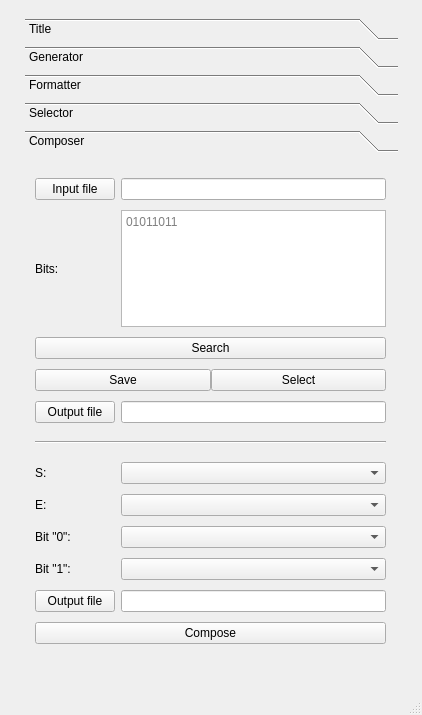
This is form.ui in miskiewiczm/dna_bits as Qt 5 draws it before an edit. The edited form follows.
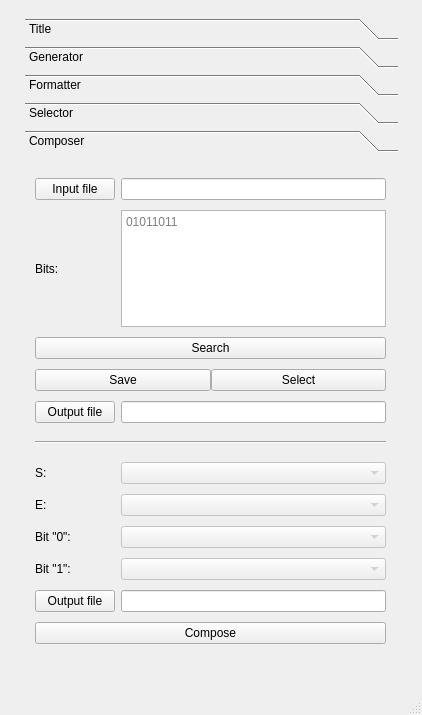
This is the edited form. The open tabs and pages were chosen to show the change.

Commit message: composer: combos disabled by default

The edit to the form file:
```diff
--- a/form.ui
+++ b/form.ui
@@ -1005,7 +1005,11 @@
         </widget>
        </item>
        <item row="6" column="1">
-        <widget class="QComboBox" name="composer_manual_s_combo"/>
+        <widget class="QComboBox" name="composer_manual_s_combo">
+         <property name="enabled">
+          <bool>false</bool>
+         </property>
+        </widget>
        </item>
        <item row="7" column="0">
         <widget class="QLabel" name="composer_manual_e_label">
@@ -1015,7 +1019,11 @@
         </widget>
        </item>
        <item row="7" column="1">
-        <widget class="QComboBox" name="composer_manual_e_combo"/>
+        <widget class="QComboBox" name="composer_manual_e_combo">
+         <property name="enabled">
+          <bool>false</bool>
+         </property>
+        </widget>
        </item>
        <item row="8" column="0">
         <widget class="QLabel" name="composer_manual_0_label">
@@ -1025,7 +1033,11 @@
         </widget>
        </item>
        <item row="8" column="1">
-        <widget class="QComboBox" name="composer_manual_0_combo"/>
+        <widget class="QComboBox" name="composer_manual_0_combo">
+         <property name="enabled">
+          <bool>false</bool>
+         </property>
+        </widget>
        </item>
        <item row="9" column="0">
         <widget class="QLabel" name="composer_manual_1_label">
@@ -1035,7 +1047,11 @@
         </widget>
        </item>
        <item row="9" column="1">
-        <widget class="QComboBox" name="composer_manual_1_combo"/>
+        <widget class="QComboBox" name="composer_manual_1_combo">
+         <property name="enabled">
+          <bool>false</bool>
+         </property>
+        </widget>
        </item>
        <item row="11" column="0" colspan="2">
         <widget class="QPushButton" name="composer_run_button">
```
The commit also changes 1 other file.
